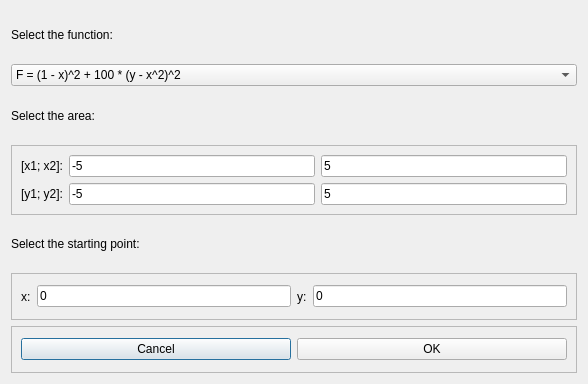
Old version of the form graphicApp/graphicApp/select_function.ui in the repository Daniil-Vlasenko/SPbUProgrammingForProbabilisticProblems.
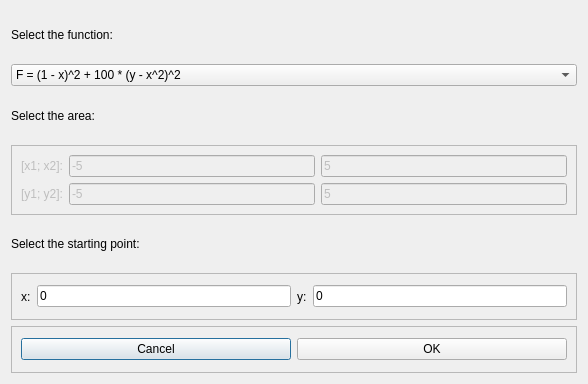
New version of the form.

Diff of the .ui file:
```diff
--- a/graphicApp/graphicApp/select_function.ui
+++ b/graphicApp/graphicApp/select_function.ui
@@ -67,6 +67,9 @@
    </item>
    <item>
     <widget class="QFrame" name="frame_2">
+     <property name="enabled">
+      <bool>false</bool>
+     </property>
      <property name="frameShape">
       <enum>QFrame::StyledPanel</enum>
      </property>
```
